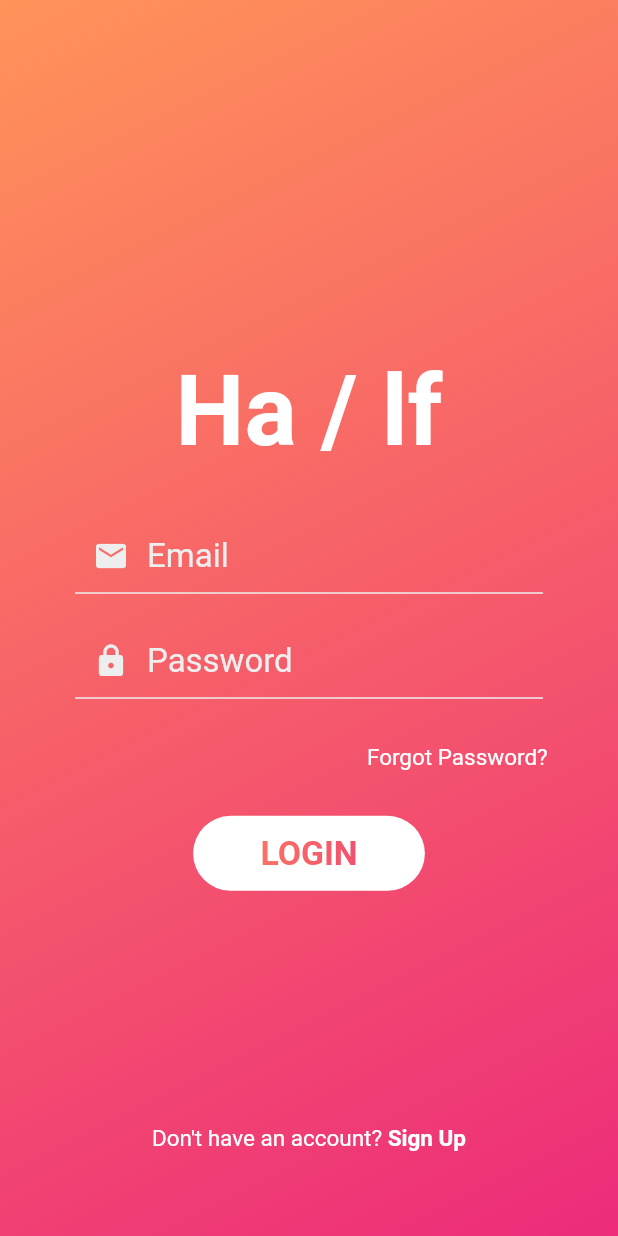
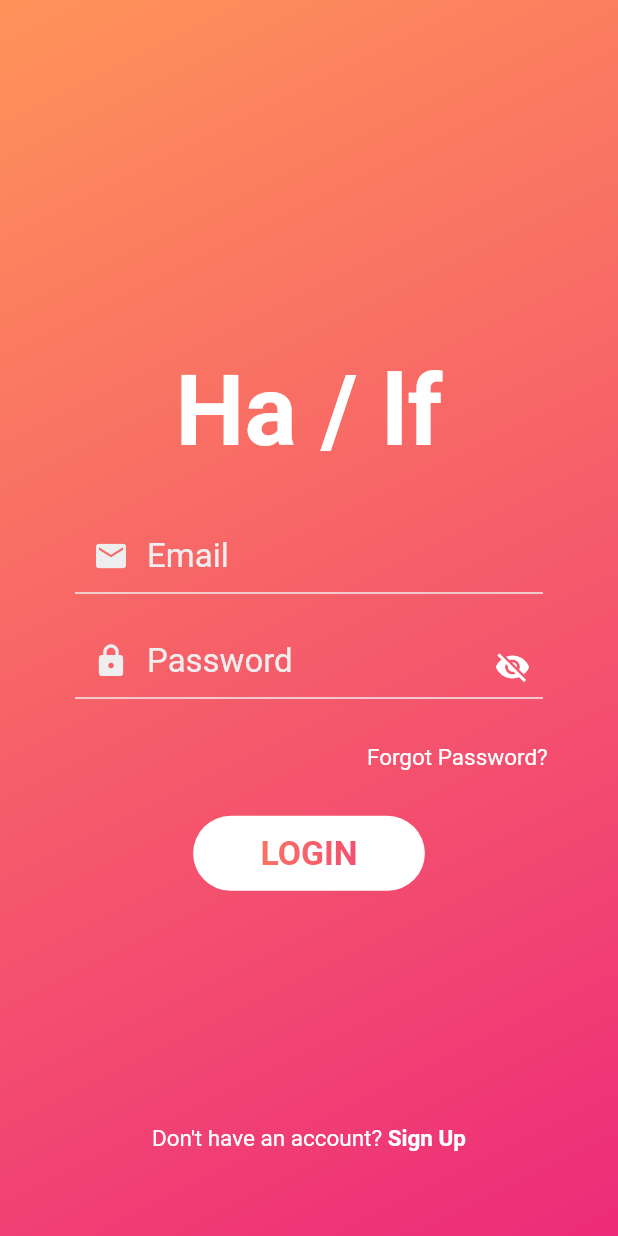
Before and after one commit to Omine100/Half, a Flutter app: the screen it shows after launch, on a phone screen of 412 x 824 dp. Run offline on Flutter 3.47's test engine with Material 2 defaults, Android fonts, the phone set to English and light mode, and no system bars; our stand-ins replace cloud_firestore, firebase_auth; accounts and stored records are empty.

Commit message:
Update login.dart
Got the visible thing to work

```diff
--- a/half_1.1/half/lib/pages/login.dart
+++ b/half_1.1/half/lib/pages/login.dart
@@ -104,7 +104,9 @@ class _LoginScreenState extends State<LoginScreen> {
   Widget showVisibleButton() {
     return GestureDetector(
       onTap: () {
-        _isVisible = !_isVisible;
+        setState(() {
+          _isVisible = !_isVisible;
+        });
       },
       child: Icon(
         _isVisible ? Icons.visibility : Icons.visibility_off,
@@ -300,6 +302,11 @@ class _LoginScreenState extends State<LoginScreen> {
                 ),)
             ),
             Positioned(
+              top: MediaQuery.of(context).size.height * 0.525,
+              left: MediaQuery.of(context).size.width * 0.8,
+              child: showVisibleButton(),
+            ),
+            Positioned(
               top: MediaQuery.of(context).size.height * 0.8,
               child: interfaceStandards.parentCenter(context,
                   showProgress(_isLoading)),
```
